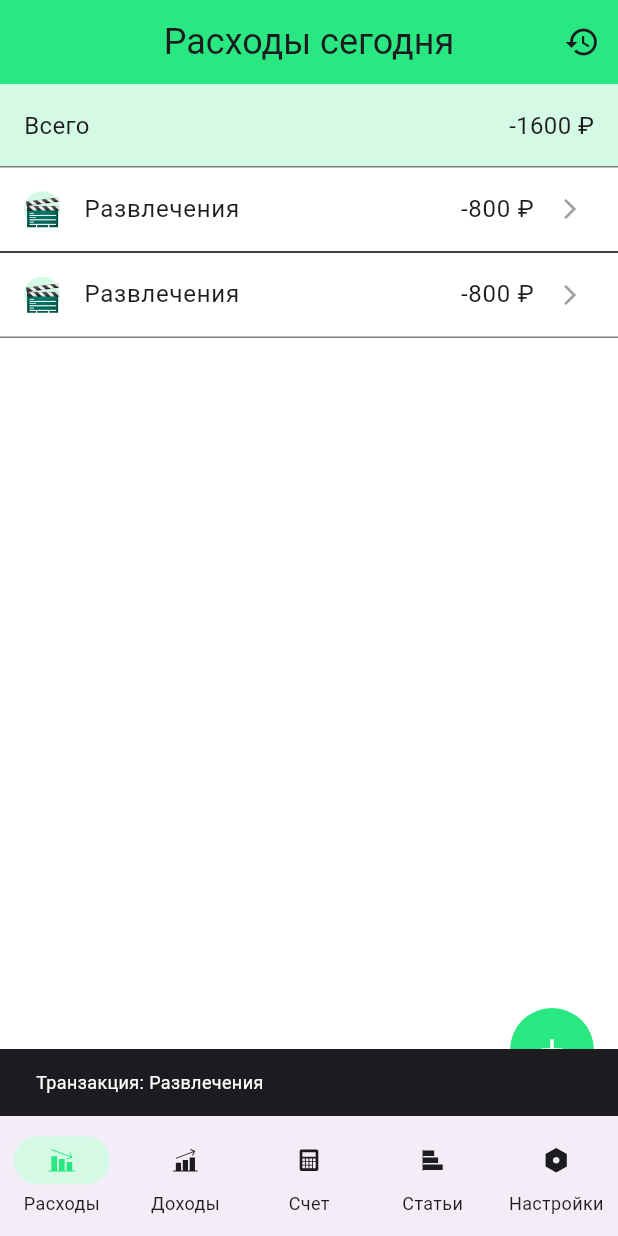
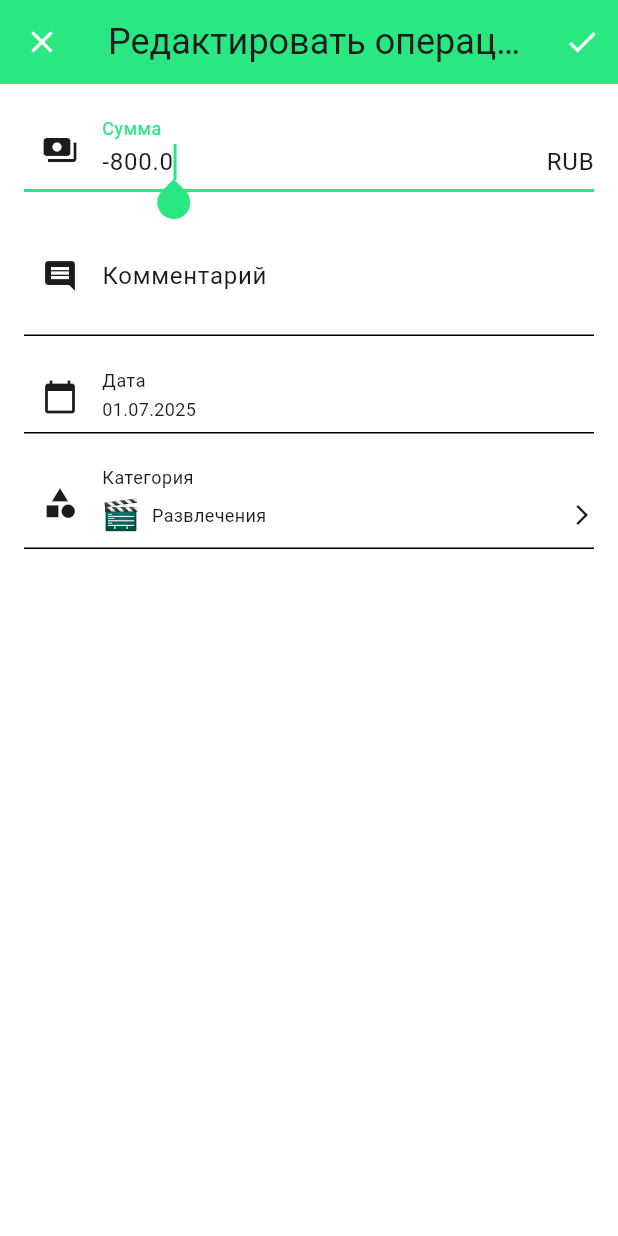
Before and after one commit to sozosh1/shrm_homework_app, a Flutter app: the screen it shows after launch, after a tap on "Развлечения", on a phone screen of 412 x 824 dp. Run offline on Flutter 3.47's test engine with Material 3 defaults, Android fonts, the phone set to English and light mode, and no system bars; our stand-ins replace auto_route, drift, flutter_bloc, flutter_svg, freezed_annotation, get_it and 4 more; missing offline and left inert: fuzzy, sqlite3, talker_bloc_logger; accounts and stored records are empty; generated files the repository leaves out were written again; statements that could not run were skipped.

Commit message:
Add EditTransactionScreen and update navigation
Co-authored-by: sozosh1 <118085845+sozosh1@users.noreply.github.com>

```diff
--- a/lib/config/router/app_router.dart
+++ b/lib/config/router/app_router.dart
@@ -7,10 +7,12 @@ import 'package:shrm_homework_app/features/category/presentation/screens/categor
 import 'package:shrm_homework_app/features/home/presentation/widgets/custom_navigation_destination.dart';
 
 import 'package:shrm_homework_app/features/transaction/domain/models/category_analysis_item.dart';
+import 'package:shrm_homework_app/features/transaction/data/models/transaction_response/transaction_response.dart';
 import 'package:shrm_homework_app/features/transaction/presentation/screens/category_transactions.dart';
 import 'package:shrm_homework_app/features/transaction/presentation/screens/transaction_analys_screen.dart';
 import 'package:shrm_homework_app/features/transaction/presentation/screens/transactions_screen.dart';
 import 'package:shrm_homework_app/features/transaction/presentation/screens/transaction_history_screen.dart';
+import 'package:shrm_homework_app/features/transaction/presentation/screens/edit_transaction_screen.dart';
 import 'package:shrm_homework_app/placeholder_screens/placeholder_screens.dart';
 
 part 'app_router.gr.dart';
@@ -39,6 +41,10 @@ class AppRouter extends RootStackRouter {
     AutoRoute(page: TransactionAnalysRoute.page),
     AutoRoute(page: CategoryTransactionsRoute.page),
     AutoRoute(page: EditAccountRoute.page),
+    AutoRoute(
+      page: EditTransactionRoute.page,
+      fullscreenDialog: true,
+    ),
   ];
 }
 
--- /dev/null
+++ b/lib/features/transaction/presentation/screens/edit_transaction_screen.dart
@@ -0,0 +1,348 @@
+import 'package:auto_route/auto_route.dart';
+import 'package:flutter/material.dart';
+import 'package:flutter/services.dart';
+import 'package:flutter_bloc/flutter_bloc.dart';
+import 'package:shrm_homework_app/config/theme/app_colors.dart';
+import 'package:shrm_homework_app/core/di/di.dart';
+import 'package:shrm_homework_app/features/category/domain/models/category/category.dart';
+import 'package:shrm_homework_app/features/category/presentation/bloc/category_bloc.dart';
+import 'package:shrm_homework_app/features/category/presentation/bloc/category_event.dart';
+import 'package:shrm_homework_app/features/category/presentation/bloc/category_state.dart';
+import 'package:shrm_homework_app/features/transaction/data/models/transaction_request/transaction_request.dart';
+import 'package:shrm_homework_app/features/transaction/data/models/transaction_response/transaction_response.dart';
+import 'package:shrm_homework_app/features/transaction/domain/repository/transaction_repository.dart';
+
+@RoutePage()
+class EditTransactionScreen extends StatefulWidget {
+  final TransactionResponse transaction;
+
+  const EditTransactionScreen({
+    super.key,
+    required this.transaction,
+  });
+
+  @override
+  State<EditTransactionScreen> createState() => _EditTransactionScreenState();
+}
+
+class _EditTransactionScreenState extends State<EditTransactionScreen> {
+  late final TextEditingController _amountController;
+  late final TextEditingController _commentController;
+  late DateTime _selectedDate;
+  late Category _selectedCategory;
+  bool _isLoading = false;
+
+  @override
+  void initState() {
+    super.initState();
+    _amountController = TextEditingController(text: widget.transaction.amount.toString());
+    _commentController = TextEditingController(text: widget.transaction.comment ?? '');
+    _selectedDate = widget.transaction.transactionDate;
+    _selectedCategory = widget.transaction.category;
+  }
+
+  @override
+  void dispose() {
+    _amountController.dispose();
+    _commentController.dispose();
+    super.dispose();
+  }
+
+  Future<void> _saveTransaction() async {
+    if (_amountController.text.isEmpty) {
+      ScaffoldMessenger.of(context).showSnackBar(
+        const SnackBar(content: Text('Введите сумму')),
+      );
+      return;
+    }
+
+    final amount = double.tryParse(_amountController.text);
+    if (amount == null || amount <= 0) {
+      ScaffoldMessenger.of(context).showSnackBar(
+        const SnackBar(content: Text('Введите корректную сумму')),
+      );
+      return;
+    }
+
+    setState(() {
+      _isLoading = true;
+    });
+
+    try {
+      final request = TransactionRequest(
+        accountId: widget.transaction.account.id,
+        categoryId: _selectedCategory.id,
+        amount: amount,
+        transactionDate: _selectedDate,
+        comment: _commentController.text.trim().isEmpty ? null : _commentController.text.trim(),
+      );
+
+      await getIt<TransactionRepository>().updateTransaction(
+        widget.transaction.id,
+        request,
+      );
+
+      if (mounted) {
+        context.router.pop();
+        ScaffoldMessenger.of(context).showSnackBar(
+          const SnackBar(content: Text('Транзакция обновлена')),
+        );
+      }
+    } catch (e) {
+      if (mounted) {
+        ScaffoldMessenger.of(context).showSnackBar(
+          SnackBar(content: Text('Ошибка сохранения: $e')),
+        );
+      }
+    } finally {
+      if (mounted) {
+        setState(() {
+          _isLoading = false;
+        });
+      }
+    }
+  }
+
+  Future<void> _selectDate() async {
+    final picked = await showDatePicker(
+      context: context,
+      initialDate: _selectedDate,
+      firstDate: DateTime(2020),
+      lastDate: DateTime.now().add(const Duration(days: 365)),
+    );
+
+    if (picked != null) {
+      setState(() {
+        _selectedDate = picked;
+      });
+    }
+  }
+
+  Future<void> _selectCategory() async {
+    await showModalBottomSheet<Category>(
+      context: context,
+      isScrollControlled: true,
+      shape: const RoundedRectangleBorder(
+        borderRadius: BorderRadius.vertical(top: Radius.circular(16)),
+      ),
+      builder: (context) => BlocProvider(
+        create: (context) => getIt<CategoryBloc>()..add(const LoadCategories()),
+        child: DraggableScrollableSheet(
+          initialChildSize: 0.7,
+          maxChildSize: 0.9,
+          minChildSize: 0.5,
+          expand: false,
+          builder: (context, scrollController) => _CategorySelector(
+            scrollController: scrollController,
+            initialCategory: _selectedCategory,
+            onCategorySelected: (category) {
+              setState(() {
+                _selectedCategory = category;
+              });
+              Navigator.pop(context);
+            },
+          ),
+        ),
+      ),
+    );
+  }
+
+  @override
+  Widget build(BuildContext context) {
+    return Scaffold(
+      appBar: AppBar(
+        backgroundColor: AppColors.primaryGreen,
+        title: const Text('Редактировать операцию'),
+        leading: IconButton(
+          icon: const Icon(Icons.close, color: Colors.white),
+          onPressed: () => context.router.pop(),
+        ),
+        actions: [
+          IconButton(
+            icon: _isLoading
+                ? const SizedBox(
+                    width: 20,
+                    height: 20,
+                    child: CircularProgressIndicator(
+                      strokeWidth: 2,
+                      color: Colors.white,
+                    ),
+                  )
+                : const Icon(Icons.check, color: Colors.white),
+            onPressed: _isLoading ? null : _saveTransaction,
+          ),
+        ],
+      ),
+      body: Padding(
+        padding: const EdgeInsets.all(16.0),
+        child: Column(
+          children: [
+            // Amount field
+            TextField(
+              controller: _amountController,
+              keyboardType: const TextInputType.numberWithOptions(decimal: true),
+              inputFormatters: [
+                FilteringTextInputFormatter.allow(RegExp(r'^\d*\.?\d*$')),
+              ],
+              decoration: InputDecoration(
+                labelText: 'Сумма',
+                prefixIcon: const Icon(Icons.payments),
+                suffixText: widget.transaction.account.currency,
+                border: const UnderlineInputBorder(),
+              ),
+              autofocus: true,
+            ),
+            const SizedBox(height: 16),
+
+            // Comment field
+            TextField(
+              controller: _commentController,
+              decoration: InputDecoration(
+                labelText: _commentController.text.isEmpty ? 'Комментарий' : null,
+                hintText: _commentController.text.isEmpty ? 'Комментарий' : null,
+                hintStyle: const TextStyle(color: Colors.grey),
+                prefixIcon: const Icon(Icons.comment),
+                border: const UnderlineInputBorder(),
+              ),
+              maxLines: 2,
+            ),
+            const SizedBox(height: 16),
+
+            // Date field
+            InkWell(
+              onTap: _selectDate,
+              child: InputDecorator(
+                decoration: const InputDecoration(
+                  labelText: 'Дата',
+                  prefixIcon: Icon(Icons.calendar_today),
+                  border: UnderlineInputBorder(),
+                ),
+                child: Text(
+                  '${_selectedDate.day.toString().padLeft(2, '0')}.${_selectedDate.month.toString().padLeft(2, '0')}.${_selectedDate.year}',
+                ),
+              ),
+            ),
+            const SizedBox(height: 16),
+
+            // Category field
+            InkWell(
+              onTap: _selectCategory,
+              child: InputDecorator(
+                decoration: const InputDecoration(
+                  labelText: 'Категория',
+                  prefixIcon: Icon(Icons.category),
+                  border: UnderlineInputBorder(),
+                ),
+                child: Row(
+                  children: [
+                    Text(
+                      _selectedCategory.emodji,
+                      style: const TextStyle(fontSize: 20),
+                    ),
+                    const SizedBox(width: 8),
+                    Text(_selectedCategory.name),
+                    const Spacer(),
+                    const Icon(Icons.arrow_forward_ios, size: 16),
+                  ],
+                ),
+              ),
+            ),
+          ],
+        ),
+      ),
+    );
+  }
+}
+
+class _CategorySelector extends StatelessWidget {
+  final ScrollController scrollController;
+  final Category initialCategory;
+  final ValueChanged<Category> onCategorySelected;
+
+  const _CategorySelector({
+    required this.scrollController,
+    required this.initialCategory,
+    required this.onCategorySelected,
+  });
+
+  @override
+  Widget build(BuildContext context) {
+    return Column(
+      children: [
+        Container(
+          width: 40,
+          height: 4,
+          margin: const EdgeInsets.symmetric(vertical: 12),
+          decoration: BoxDecoration(
+            color: Colors.grey[300],
+            borderRadius: BorderRadius.circular(2),
+          ),
+        ),
+        const Padding(
+          padding: EdgeInsets.all(16),
+          child: Text(
+            'Выберите категорию',
+            style: TextStyle(fontSize: 18, fontWeight: FontWeight.bold),
+          ),
+        ),
+        Expanded(
+          child: BlocBuilder<CategoryBloc, CategoryState>(
+            builder: (context, state) {
+              if (state is CategoryLoading || state is CategoryInitial) {
+                return const Center(child: CircularProgressIndicator());
+              } else if (state is CategoryLoaded) {
+                // Filter categories by income type matching the transaction's category
+                final filteredCategories = state.allCategories
+                    .where((cat) => cat.isIncome == initialCategory.isIncome)
+                    .toList();
+
+                return ListView.builder(
+                  controller: scrollController,
+                  itemCount: filteredCategories.length,
+                  itemBuilder: (context, index) {
+                    final category = filteredCategories[index];
+                    final isSelected = category.id == initialCategory.id;
+
+                    return ListTile(
+                      leading: CircleAvatar(
+                        backgroundColor: isSelected
+                            ? AppColors.primaryGreen
+                            : AppColors.lightGreenBackground,
+                        radius: 16,
+                        child: Text(
+                          category.emodji,
+                          style: const TextStyle(fontSize: 18),
+                        ),
+                      ),
+                      title: Text(category.name),
+                      trailing: isSelected
+                          ? const Icon(Icons.check, color: AppColors.primaryGreen)
+                          : null,
+                      onTap: () => onCategorySelected(category),
+                    );
+                  },
+                );
+              } else if (state is CategoryError) {
+                return Center(
+                  child: Column(
+                    mainAxisAlignment: MainAxisAlignment.center,
+                    children: [
+                      Text('Ошибка: ${state.message}'),
+                      ElevatedButton(
+                        onPressed: () {
+                          context.read<CategoryBloc>().add(const LoadCategories());
+                        },
+                        child: const Text('Повторить'),
+                      ),
+                    ],
+                  ),
+                );
+              }
+              return const SizedBox();
+            },
+          ),
+        ),
+      ],
+    );
+  }
+}
--- a/lib/features/transaction/presentation/widgets/transaction_list_item.dart
+++ b/lib/features/transaction/presentation/widgets/transaction_list_item.dart
@@ -1,4 +1,6 @@
 import 'package:flutter/material.dart';
+import 'package:auto_route/auto_route.dart';
+import 'package:shrm_homework_app/config/router/app_router.dart';
 import 'package:shrm_homework_app/config/theme/app_colors.dart';
 import 'package:shrm_homework_app/core/widgets/currency_display.dart';
 import 'package:shrm_homework_app/features/transaction/data/models/transaction_response/transaction_response.dart';
@@ -52,13 +54,7 @@ class TransactionListItem extends StatelessWidget {
             color: Colors.grey,
           ),
           onTap: () {
-            // TODO: Добавить детальный просмотр транзакции
-            ScaffoldMessenger.of(context).showSnackBar(
-              SnackBar(
-                content: Text('Транзакция: ${transaction.category.name}'),
-                duration: const Duration(seconds: 1),
-              ),
-            );
+            context.router.push(EditTransactionRoute(transaction: transaction));
           },
         ),
         Divider(height: 0.5, thickness: 0.5),
```
Also changed, not shown: lib/config/router/app_router.gr.dart.
